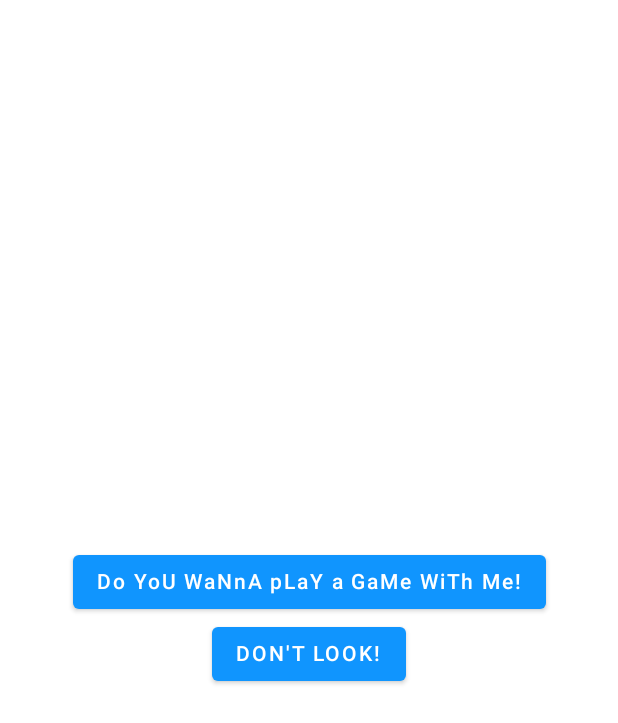
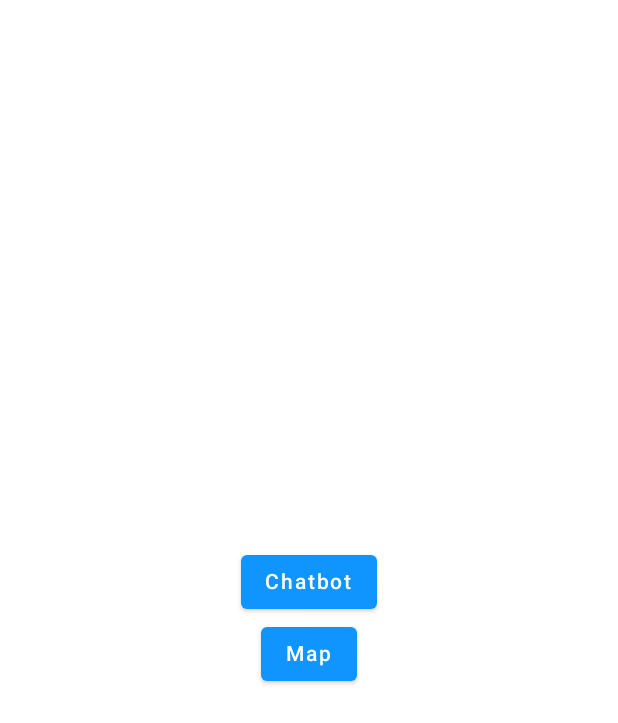
Before and after one commit to TitaniumBull224/Temi-Project, an Android app built with Jetpack Compose: the composable MainScreen shown on its own in the app's theme, on a phone screen of 412 x 824 dp. Shown: the top 723 px of the screen. Run offline under Robolectric (Android 15) with nearby library versions, the phone set to English and light mode, and no system bars.

Commit message:
Update MainScreen.kt

```diff
--- a/TemiAssistant/app/src/main/java/com/ibsystem/temiassistant/mainscreen/MainScreen.kt
+++ b/TemiAssistant/app/src/main/java/com/ibsystem/temiassistant/mainscreen/MainScreen.kt
@@ -46,10 +46,10 @@ fun MainScreen(navController: NavController) {
             horizontalAlignment = Alignment.CenterHorizontally
         ) {
             Button(onClick = { navController.navigate(Screen.ChatScreen.route) }) {
-                Text("Do YoU WaNnA pLaY a GaMe WiTh Me!")
+                Text("Chatbot")
             }
             Button(onClick = { navController.navigate(Screen.MapScreen.route) }) {
-                Text("DON'T LOOK!")
+                Text("Map")
             }
         }
     }
```
